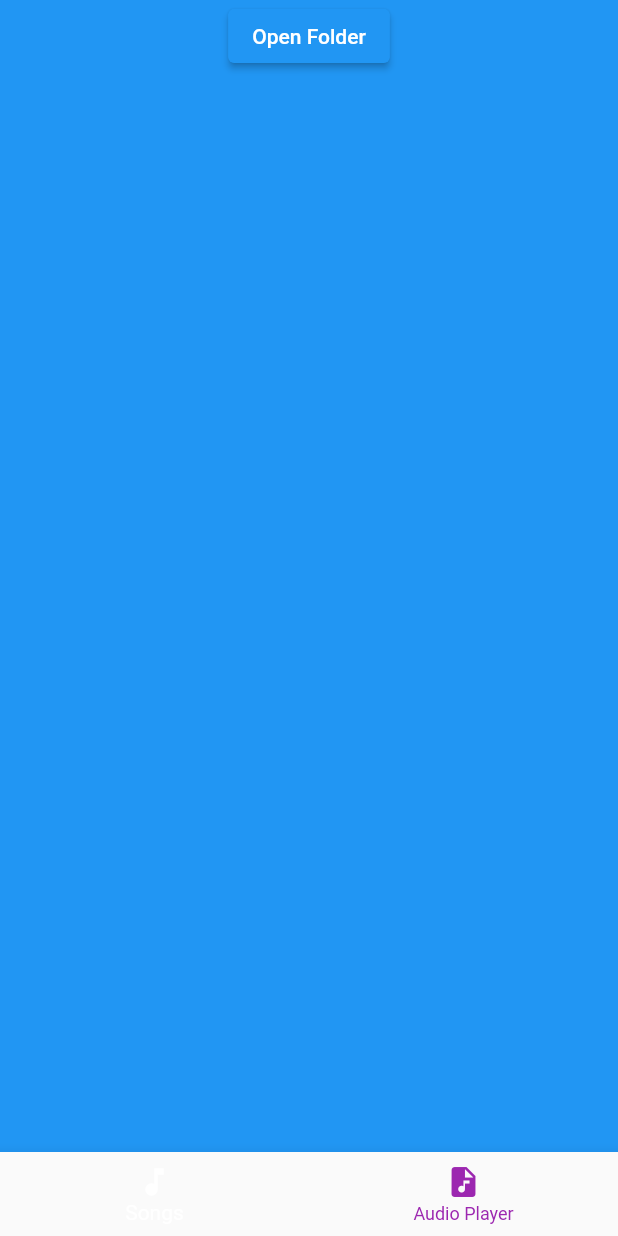
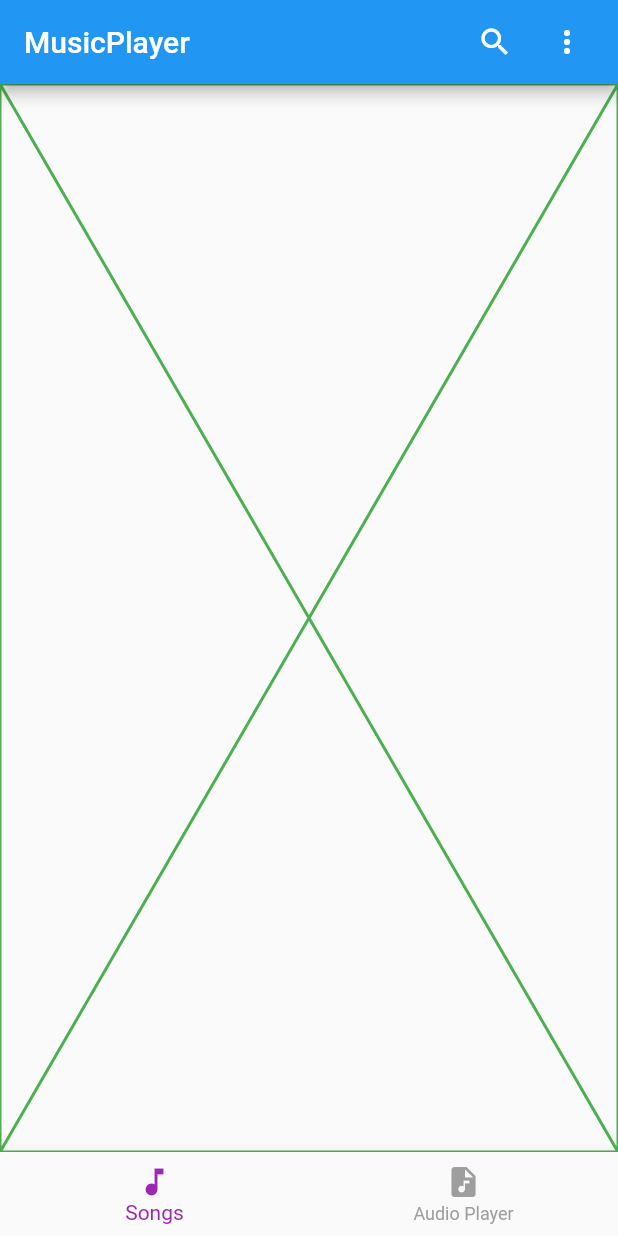
Before and after one commit to GuyWithBag/my_music_player, a Flutter app: the screen it shows after launch, on a phone screen of 412 x 824 dp. Run offline on Flutter 3.47's test engine with Material 2 defaults, Android fonts, the phone set to English and light mode, and no system bars; our stand-ins replace easy_localization, file_picker, get, hive, hive_flutter, just_audio and 1 more; missing offline and left inert: flutter_media_metadata; accounts and stored records are empty.

Commit message:
navbar and gui stuffz

```diff
--- /dev/null
+++ b/lib/data/database.dart
@@ -0,0 +1,5 @@
+
+
+class Database {
+
+}
--- a/lib/domain/audio_player.dart
+++ b/lib/domain/audio_player.dart
@@ -1,22 +1,39 @@
 import 'dart:io';
 import 'package:flutter_media_metadata/flutter_media_metadata.dart';
 import 'package:hive/hive.dart';
+import 'package:path/path.dart';
 
-part 'audio_player.g.dart';
+// part 'audio_player.g.dart';
 
-@HiveType(typeId: 1)
-class Song {
+@HiveType(typeId: 0)
+class Song extends HiveObject {
   @HiveField(0)
-  final FileSystemEntity file;
+  final String url;
   @HiveField(1)
-  late final Future<Metadata> metadata = getMetadata();
+  late final String name = basenameWithoutExtension(url);
 
-  Song(this.file,);
+  Song(this.url);
 
   Future<Metadata> getMetadata() async {
-    Metadata metadata = await MetadataRetriever.fromFile(File(file.path));
+    Metadata metadata = await MetadataRetriever.fromFile(File(url));
     return metadata;
   }
 }
 
-Box songsBox = Hive.box("allSongs");
+@HiveType(typeId: 1)
+class SongPlaylist extends HiveObject  {
+
+  @HiveField(0)
+  final List<Song> songs;
+  SongPlaylist(this.songs);
+
+}
+
+class AudioPlayerArguments {
+
+  int indexToPlay = 0;
+  List<Song> songs = [];
+
+}
+
+// Box songsBox = Hive.box("allSongs");
--- a/lib/domain/file_picker.dart
+++ b/lib/domain/file_picker.dart
@@ -27,7 +27,7 @@ List<Song> getSongsFromDirectory(Directory directory) {
       print("Not audio");
       continue;
     }
-    songs.add(Song(file));
+    songs.add(Song(file.path));
     // print(file.path);
   }
   return songs;
--- a/lib/main.dart
+++ b/lib/main.dart
@@ -8,9 +8,9 @@ import 'package:hive_flutter/hive_flutter.dart';
 late Box box;
 
 void main() async {
-  await Hive.initFlutter();
-  box = await Hive.openBox("allSongs");
-  Hive.registerAdapter(SongAdapter());
+  // await Hive.initFlutter();
+  // Hive.registerAdapter(SongAdapter());
+  // box = await Hive.openBox("allSongs");
 
   WidgetsFlutterBinding.ensureInitialized();
   await EasyLocalization.ensureInitialized();
--- /dev/null
+++ b/lib/pages/song_list_page/pages/all_songs_page.dart
@@ -0,0 +1,10 @@
+import 'package:flutter/material.dart';
+
+class AllSongsPage extends StatelessWidget {
+  const AllSongsPage({super.key});
+
+  @override
+  Widget build(BuildContext context) {
+    return const Placeholder(color: Colors.green,);
+  }
+}
--- /dev/null
+++ b/lib/pages/song_list_page/pages/pages.dart
@@ -0,0 +1,3 @@
+export 'albums_page.dart';
+export 'all_songs_page.dart';
+export 'songs_playlist_page.dart';
--- a/lib/pages/song_list_page/song_list_page.dart
+++ b/lib/pages/song_list_page/song_list_page.dart
@@ -3,6 +3,7 @@ import '../../domain/domain.dart';
 import 'dart:io';
 import 'widgets/widgets.dart';
 import 'package:collection/collection.dart';
+import 'pages/pages.dart';
 
 class SongListPage extends StatefulWidget {
   const SongListPage({Key? key}) : super(key: key);
@@ -12,10 +13,18 @@ class SongListPage extends StatefulWidget {
 }
 
 class _SongListPageState extends State<SongListPage> {
-  String? songsPath;
+  String? _songsPath;
 
-  List<FileSystemEntity> files = [];
-  List<Song> songs = [];
+  final PageController _pageController = PageController(initialPage: 0);
+  int _activePage = 0;
+
+  List<FileSystemEntity> _files = [];
+  List<Song> _songs = [];
+  final List<Widget> _pages = const <Widget>[
+    AllSongsPage(),
+    SongsPlaylistPage(),
+    AlbumsPage(),
+  ];
 
 
   void pickFolderAndAddSongs() async {
@@ -24,59 +33,54 @@ class _SongListPageState extends State<SongListPage> {
       return;
     }
     List<Song> newSongs = getSongsFromDirectory(dir);
-    if (const DeepCollectionEquality.unordered().equals(songs, newSongs) == false) {
+    if (const DeepCollectionEquality.unordered().equals(_songs, newSongs) == false) {
       clearSongs();
       addSongs(newSongs);
       return;
     }
-    addSongs(songs);
+    addSongs(_songs);
   }
 
   void addSongs(List<Song> newSongs) {
-    songs.addAll(newSongs);
-    for (Song song in newSongs) {
-      songsBox.put(song.file.path, song);
-    }
+    _songs.addAll(newSongs);
   }
 
   void addSong(Song song) {
-    songs.add(song);
+    _songs.add(song);
   }
 
   void clearSongs() {
-    songs.clear();
+    _songs.clear();
   }
 
 
-  @override
-  void initState() {
-    super.initState();
-    if (songsBox.isNotEmpty) {
-      clearSongs();
-      for (Song song in songsBox.values) {
-        addSong(song);
-      }
-    }
-  }
+  // @override
+  // void initState() {
+  //   super.initState();
+  //   if (songsBox.isNotEmpty) {
+  //     clearSongs();
+  //     for (Song song in songsBox.values) {
+  //       addSong(song);
+  //     }
+  //   }
+  // }
 
   @override
   Widget build(BuildContext context) {
     return Scaffold(
-      backgroundColor: Colors.blue,
-      body: Center(
-        child: Column(
-          children: [
-            ElevatedButton(
-              onPressed: () {
-                setState(() {
-                  pickFolderAndAddSongs();
-                });
-              },
-              child: const Text("Open Folder"),
-            ),
-            SongList(songs: songs),
-          ],
-        ),
+      body: Stack(
+        children: [
+          PageView(
+            controller: _pageController,
+            onPageChanged: (int page) {
+              setState(() {
+                _activePage = page;
+                print("hihi");
+              });
+            },
+            children: _pages,
+          )
+        ]
       ),
     );
   }
--- a/lib/pages/song_list_page/widgets/song_list_tile.dart
+++ b/lib/pages/song_list_page/widgets/song_list_tile.dart
@@ -44,7 +44,7 @@ class SongListTile extends StatelessWidget {
         Get.toNamed('/AudioPlayer', arguments: song);
       },
       child: FutureBuilder(
-        future: song.metadata,
+        future: song.getMetadata(),
         builder: (context, snapshot) {
           if (snapshot.hasData) {
             Metadata data = snapshot.data!;
@@ -72,7 +72,7 @@ class SongListTile extends StatelessWidget {
                           width: 300,
                           padding: const EdgeInsets.only(bottom: 5),
                           child: Text(
-                            basenameWithoutExtension(song.file.path),
+                            basenameWithoutExtension(song.url),
                             maxLines: 2,
                             overflow: TextOverflow.ellipsis,
                             style: Theme.of(context)
--- a/lib/widgets/navbar.dart
+++ b/lib/widgets/navbar.dart
@@ -22,6 +22,20 @@ class _NavBarState extends State<NavBar> {
     return GetBuilder<NavBarController>(
       builder: (context) {
         return Scaffold(
+          appBar: AppBar(
+            title: const Text("MusicPlayer"),
+            actions: <Widget>[
+              IconButton.filled(
+                onPressed: () {},
+                icon: const Icon(Icons.search),
+              ),
+              IconButton.filled(
+                onPressed: () {},
+                icon: const Icon(Icons.more_vert),
+              ),
+              const SizedBox(width: 10)
+            ],
+          ),
           body: IndexedStack(
             index: controller.tabIndex,
             children: const [
@@ -30,8 +44,8 @@ class _NavBarState extends State<NavBar> {
             ],
           ),
           bottomNavigationBar: BottomNavigationBar(
-            selectedItemColor: Colors.white,
-            unselectedItemColor: Colors.purple,
+            selectedItemColor: Colors.purple,
+            unselectedItemColor: Colors.grey,
             currentIndex: controller.tabIndex,
             onTap: controller.changeTabIndex,
             items: [
```
Also changed, not shown: lib/pages/audio_player_page/audio_player_page.dart (+4 -4 lines), lib/pages/song_list_page/pages/albums_page.dart (added, +10 -0 lines), lib/pages/song_list_page/pages/songs_playlist_page.dart (added, +10 -0 lines), lib/pages/song_list_page/widgets/songs_pageview_tabs.dart (added, +12 -0 lines), lib/domain/audio_player.g.dart (deleted), lib/domain/songs_pageview_controller.dart (added), pubspec.lock.
